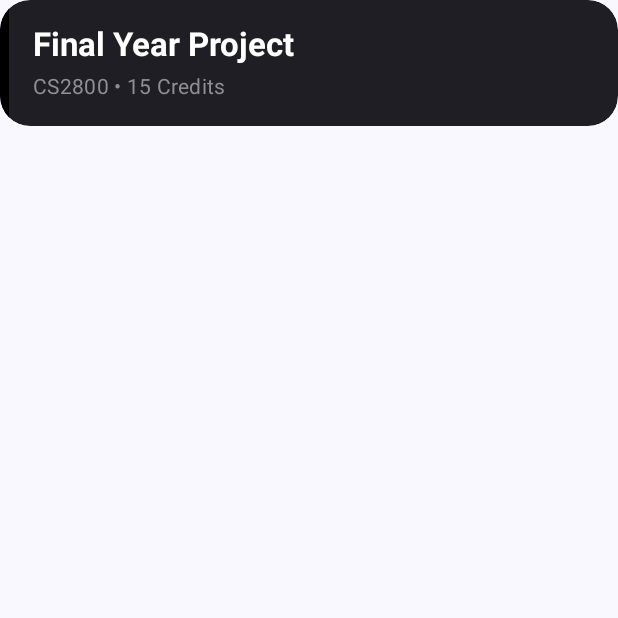
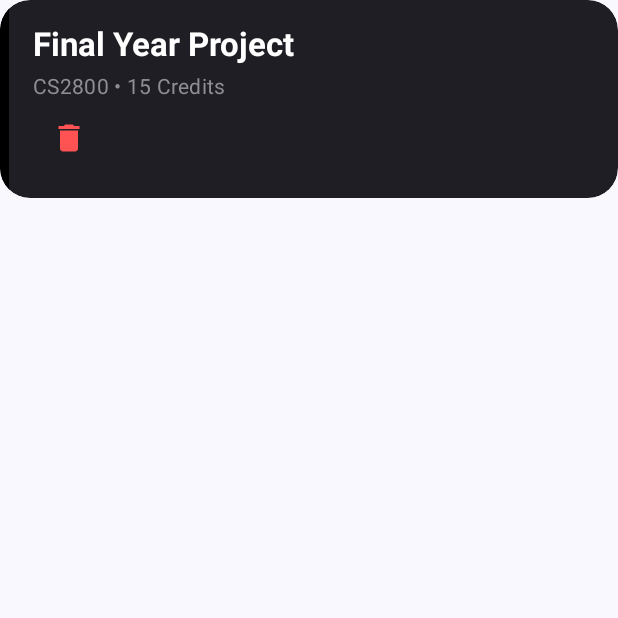
Before and after one commit to KhawarMK/Workload-Manager, an Android app built with Jetpack Compose: the composable StudyPlannerModuleCard shown on its own in the app's theme, on a phone screen of 412 x 824 dp, the top half of it. Run offline under Robolectric (Android 15) with nearby library versions, the phone set to English and light mode, and no system bars; our stand-ins replace Room's generated code.

Commit message:
feat(ui): add delete button to module card #6

```diff
--- a/product/app/src/main/java/com/example/academicplanner/ui/modules/ModuleCards.kt
+++ b/product/app/src/main/java/com/example/academicplanner/ui/modules/ModuleCards.kt
@@ -15,6 +15,11 @@ import androidx.compose.ui.graphics.Color
 import androidx.compose.ui.text.font.FontWeight
 import androidx.compose.ui.unit.dp
 import com.example.academicplanner.data.local.entity.ModuleEntity
+import androidx.compose.material.icons.Icons
+import androidx.compose.material.icons.filled.Delete
+import androidx.compose.material3.Icon
+import androidx.compose.material3.IconButton
+import androidx.compose.ui.Alignment
 
 /**
  * Module Card.
@@ -75,7 +80,17 @@ fun StudyPlannerModuleCard(
                     style = MaterialTheme.typography.bodyMedium,
                     color = Color(0xFF8E8E93)
                 )
+                // DELETE BUTTON
+                IconButton(
+                    onClick = onDelete,
+                    modifier = Modifier.padding(end = 8.dp)
+                ) {
+                    Icon(
+                        imageVector = Icons.Default.Delete,
+                        contentDescription = "Delete Module",
+                        tint = Color(0xFFFF5252))// Red trash bin icon
             }
         }
     }
 }
+}
```
